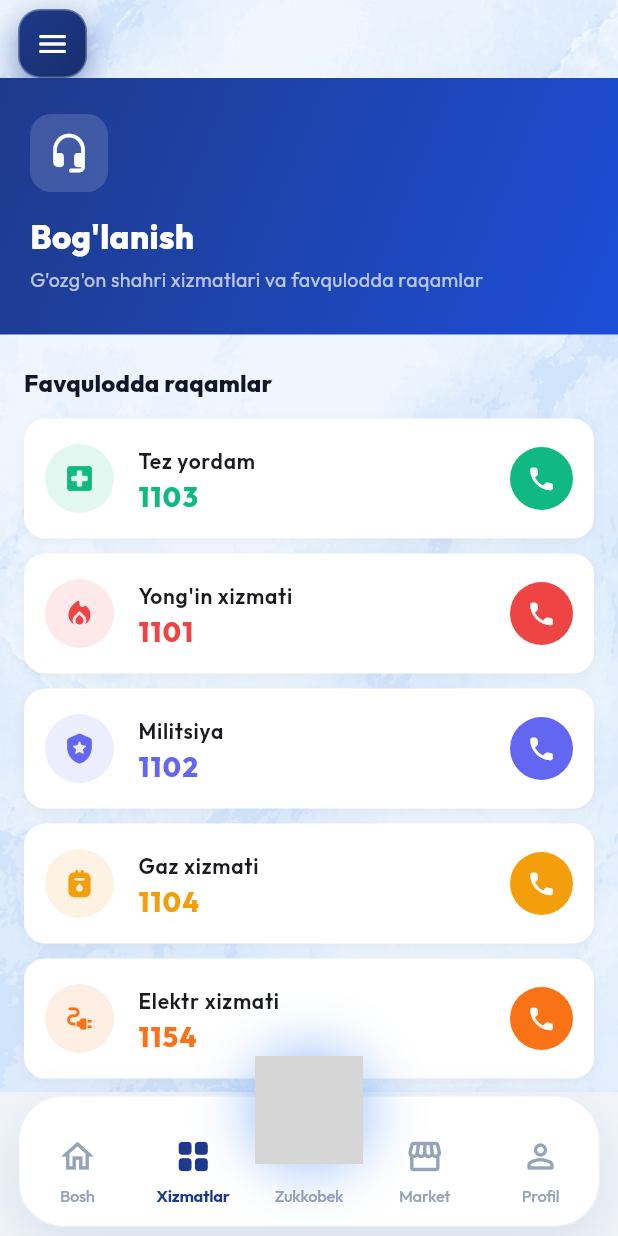
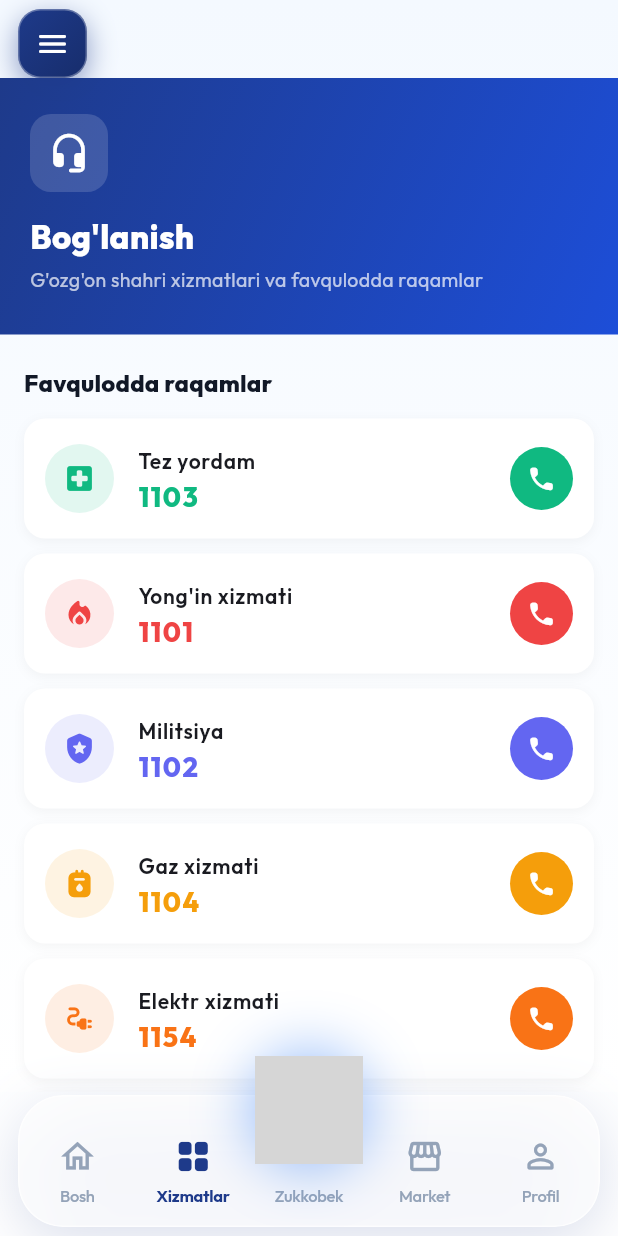
Before and after one commit to shaxram2401/GozgonLife, a Flutter app: the ContactScreen screen opened by its route, on a phone screen of 412 x 824 dp. Run offline on Flutter 3.47's test engine with Material 3 defaults, Android fonts, the phone set to English and light mode, and no system bars; our stand-ins replace carousel_slider, dio, flutter_riverpod, go_router, google_fonts, shared_preferences and 2 more; missing offline and left inert: dart:html, dart:ui_web; accounts and stored records are empty; grey boxes are pictures that could not be loaded.

Commit message:
feat: premium design system — bluish gradient bg, glass nav, dark mode polish
- Background: marble image → light bluish gradient (#F4F9FF→#FFFFFF) / deep navy dark (#0F172A→#0B1120)
- Global colors via AppTheme: text #111827/#64748B light, #F8FAFC/#94A3B8 dark; dark card border rgba(255,255,255,0.05)
- Bottom nav: glassmorphism (BackdropFilter blur 22, rgba(15,23,42,0.85) dark), glow instead of shadow
- Zukkobek center button: brighter blue glow in dark mode
- PremiumBanner: 14% darken overlay + stronger shadow in dark mode (images untouched)
- Smooth theme transition (themeAnimationDuration 400ms)

Co-Authored-By: Claude Opus 4.8 <noreply@anthropic.com>

```diff
--- a/lib/core/navigation/scaffold_with_nav.dart
+++ b/lib/core/navigation/scaffold_with_nav.dart
@@ -1,3 +1,5 @@
+import 'dart:ui' show ImageFilter;
+
 import 'package:flutter/material.dart';
 import 'package:flutter_riverpod/flutter_riverpod.dart';
 import 'package:go_router/go_router.dart';
@@ -99,13 +101,13 @@ class ScaffoldWithNavState extends State<ScaffoldWithNav>
     return Scaffold(
       body: Stack(
         children: [
+          // Yengil ko'kimtir premium gradient fon (marble o'rniga).
           Positioned.fill(
-            child: Image.asset(
-              Theme.of(context).brightness == Brightness.dark
-                  ? 'assets/images/dark_bg.png'
-                  : 'assets/images/marble_bg.png',
-              fit: BoxFit.cover,
-              cacheWidth: 800,
+            child: DecoratedBox(
+              decoration: BoxDecoration(
+                gradient: AppTheme.bgGradient(
+                    Theme.of(context).brightness == Brightness.dark),
+              ),
             ),
           ),
           widget.child,
@@ -165,25 +167,36 @@ class ScaffoldWithNavState extends State<ScaffoldWithNav>
               height: 88,
               child: Container(
                 decoration: BoxDecoration(
-                  color: dark ? const Color(0xFF0E1B33) : Colors.white,
                   borderRadius: BorderRadius.circular(30),
-                  border: Border.all(
-                    color: dark
-                        ? Colors.white.withValues(alpha: 0.06)
-                        : const Color(0xFFEDF1F7),
-                  ),
                   boxShadow: [
+                    // Glow (shadow o'rniga) — premium suzuvchi effekt.
                     BoxShadow(
-                      color: dark
-                          ? Colors.black.withValues(alpha: 0.50)
-                          : AppTheme.primary.withValues(alpha: 0.12),
-                      blurRadius: 30,
-                      offset: const Offset(0, 12),
+                      color: (dark ? AppTheme.secondary : AppTheme.primary)
+                          .withValues(alpha: dark ? 0.30 : 0.16),
+                      blurRadius: 32,
+                      spreadRadius: dark ? 1 : 0,
+                      offset: const Offset(0, 10),
                     ),
                   ],
                 ),
-                child: Row(
-                  children: [
+                child: ClipRRect(
+                  borderRadius: BorderRadius.circular(30),
+                  child: BackdropFilter(
+                    filter: ImageFilter.blur(sigmaX: 22, sigmaY: 22),
+                    child: Container(
+                      decoration: BoxDecoration(
+                        color: dark
+                            ? const Color(0xD90F172A)
+                            : Colors.white.withValues(alpha: 0.72),
+                        borderRadius: BorderRadius.circular(30),
+                        border: Border.all(
+                          color: dark
+                              ? Colors.white.withValues(alpha: 0.08)
+                              : Colors.white.withValues(alpha: 0.70),
+                        ),
+                      ),
+                      child: Row(
+                        children: [
                     _NavBarItem(
                         icon: _tabs[0].icon,
                         activeIcon: _tabs[0].activeIcon,
@@ -218,7 +231,10 @@ class ScaffoldWithNavState extends State<ScaffoldWithNav>
                         active: sel == 4,
                         dark: dark,
                         onTap: () => _onTab(_tabs[4].path)),
-                  ],
+                        ],
+                      ),
+                    ),
+                  ),
                 ),
               ),
             ),
@@ -386,8 +402,15 @@ class _AiCenterButtonState extends State<_AiCenterButton>
         child: AnimatedBuilder(
           animation: _pulse,
           builder: (context, _) {
+            final dark = Theme.of(context).brightness == Brightness.dark;
             final p = _pulse.value; // 0..1
-            final glow = (widget.active ? 0.55 : 0.38) + p * 0.18;
+            // Dark mode'da yanada yorqin ko'k glow.
+            final base = dark
+                ? (widget.active ? 0.70 : 0.52)
+                : (widget.active ? 0.55 : 0.38);
+            final glow = base + p * (dark ? 0.24 : 0.18);
+            final glowColor =
+                dark ? const Color(0xFF60A5FA) : const Color(0xFF3B82F6);
             return AnimatedContainer(
               duration: const Duration(milliseconds: 260),
               curve: Curves.easeOut,
@@ -397,9 +420,9 @@ class _AiCenterButtonState extends State<_AiCenterButton>
                 shape: BoxShape.circle,
                 boxShadow: [
                   BoxShadow(
-                    color: const Color(0xFF3B82F6).withValues(alpha: glow),
-                    blurRadius: 22 + p * 12,
-                    spreadRadius: 1 + p * 2,
+                    color: glowColor.withValues(alpha: glow),
+                    blurRadius: (dark ? 26 : 22) + p * (dark ? 16 : 12),
+                    spreadRadius: (dark ? 2 : 1) + p * 2,
                   ),
                 ],
               ),
--- a/lib/core/theme/app_theme.dart
+++ b/lib/core/theme/app_theme.dart
@@ -6,20 +6,34 @@ class AppTheme {
   static const primary = Color(0xFF1E3A8A);
   static const secondary = Color(0xFF3B82F6);
   static const accent = Color(0xFFF59E0B);
-  static const background = Color(0xFFF1F5F9);
+  // Light — yengil ko'kimtir premium fon.
+  static const background = Color(0xFFF4F9FF);
   static const surface = Colors.white;
-  static const textPrimary = Color(0xFF0F172A);
+  static const textPrimary = Color(0xFF111827);
   static const textSecondary = Color(0xFF64748B);
-  static const divider = Color(0xFFE2E8F0);
+  static const divider = Color(0xFFE6EDF7);
 
+  // Dark — premium qorong'i tema.
   static const darkBackground = Color(0xFF0F172A);
   static const darkSurface = Color(0xFF1E293B);
-  static const darkTextPrimary = Color(0xFFF1F5F9);
+  static const darkTextPrimary = Color(0xFFF8FAFC);
   static const darkTextSecondary = Color(0xFF94A3B8);
   static const darkDivider = Color(0xFF334155);
 
+  /// Dark kartalar uchun yupqa border — rgba(255,255,255,0.05).
+  static const darkCardBorder = Color(0x0DFFFFFF);
+
   // ── Theme-aware helpers (resolve by current brightness) ──
   static bool _dark(BuildContext c) => Theme.of(c).brightness == Brightness.dark;
+
+  /// Sahifa foni — yengil ko'kimtir gradient (light) / chuqur navy (dark).
+  static LinearGradient bgGradient(bool dark) => LinearGradient(
+        begin: Alignment.topCenter,
+        end: Alignment.bottomCenter,
+        colors: dark
+            ? const [Color(0xFF0F172A), Color(0xFF0B1120)]
+            : const [Color(0xFFF4F9FF), Color(0xFFFFFFFF)],
+      );
 
   /// Card / panel background.
   static Color card(BuildContext c) => _dark(c) ? darkSurface : Colors.white;
@@ -30,8 +44,8 @@ class AppTheme {
   /// Secondary (muted) text color.
   static Color ts(BuildContext c) => _dark(c) ? darkTextSecondary : textSecondary;
 
-  /// Divider / border color.
-  static Color dv(BuildContext c) => _dark(c) ? darkDivider : divider;
+  /// Divider / border color — dark'da yupqa oq border.
+  static Color dv(BuildContext c) => _dark(c) ? darkCardBorder : divider;
 
   /// Colored panel that adapts: light tint in light mode, dark tint in dark mode.
   static Color panel(BuildContext c, Color hue) => _dark(c)
@@ -66,7 +80,7 @@ class AppTheme {
           centerTitle: true,
           iconTheme: IconThemeData(color: Colors.white),
           surfaceTintColor: Colors.transparent,
-          systemOverlayStyle: const SystemUiOverlayStyle(
+          systemOverlayStyle: SystemUiOverlayStyle(
             statusBarColor: Colors.transparent,
             statusBarIconBrightness: Brightness.light,
           ),
@@ -136,7 +150,7 @@ class AppTheme {
         ),
         dividerTheme: const DividerThemeData(color: divider, space: 1),
         chipTheme: ChipThemeData(
-          backgroundColor: background,
+          backgroundColor: Colors.white,
           selectedColor: primary.withValues(alpha: 0.1),
           labelStyle: GoogleFonts.outfit(fontSize: 13),
           shape: RoundedRectangleBorder(borderRadius: BorderRadius.circular(20)),
--- a/lib/core/widgets/app_background.dart
+++ b/lib/core/widgets/app_background.dart
@@ -1,10 +1,12 @@
 import 'package:flutter/material.dart';
+
+import '../theme/app_theme.dart';
 
 /// Nav shell tashqarisidagi (top-level) ekranlar uchun to'liq ekran fon.
 ///
 /// Detal sahifalar shaffof [Scaffold] ishlatadi; ular nav shell ustiga
 /// push qilinganda, shell (va uning pastki menyusi) ostidan ko'rinib
-/// qolmasligi uchun butun ekranni qoplaydigan marmar/qorong'i fon chiziladi.
+/// qolmasligi uchun butun ekranni qoplaydigan gradient fon chiziladi.
 class AppBackground extends StatelessWidget {
   final Widget child;
   const AppBackground({super.key, required this.child});
@@ -15,10 +17,8 @@ class AppBackground extends StatelessWidget {
     return Stack(
       children: [
         Positioned.fill(
-          child: Image.asset(
-            dark ? 'assets/images/dark_bg.png' : 'assets/images/marble_bg.png',
-            fit: BoxFit.cover,
-            cacheWidth: 800,
+          child: DecoratedBox(
+            decoration: BoxDecoration(gradient: AppTheme.bgGradient(dark)),
           ),
         ),
         child,
--- a/lib/core/widgets/premium_page.dart
+++ b/lib/core/widgets/premium_page.dart
@@ -119,6 +119,7 @@ class PremiumBanner extends StatelessWidget {
 
   @override
   Widget build(BuildContext context) {
+    final dark = Theme.of(context).brightness == Brightness.dark;
     return Padding(
       padding: const EdgeInsets.symmetric(horizontal: 16),
       child: Container(
@@ -128,7 +129,9 @@ class PremiumBanner extends StatelessWidget {
           borderRadius: BorderRadius.circular(30),
           boxShadow: [
             BoxShadow(
-              color: Colors.black.withValues(alpha: 0.22),
+              color: dark
+                  ? Colors.black.withValues(alpha: 0.45)
+                  : Colors.black.withValues(alpha: 0.20),
               blurRadius: 30,
               offset: const Offset(0, 16),
             ),
@@ -136,7 +139,15 @@ class PremiumBanner extends StatelessWidget {
         ),
         child: ClipRRect(
           borderRadius: BorderRadius.circular(30),
-          child: Image.asset(image, fit: BoxFit.cover),
+          child: Stack(
+            fit: StackFit.expand,
+            children: [
+              Image.asset(image, fit: BoxFit.cover),
+              // Dark mode — kontrast/o'qilishi uchun yengil qoraytirish.
+              if (dark)
+                Container(color: Colors.black.withValues(alpha: 0.14)),
+            ],
+          ),
         ),
       ),
     );
--- a/lib/main.dart
+++ b/lib/main.dart
@@ -44,6 +44,9 @@ class GozgonApp extends ConsumerWidget {
       theme: AppTheme.light,
       darkTheme: AppTheme.dark,
       themeMode: isDark ? ThemeMode.dark : ThemeMode.light,
+      // Tema almashganda silliq o'tish (sakrashsiz).
+      themeAnimationDuration: const Duration(milliseconds: 400),
+      themeAnimationCurve: Curves.easeInOut,
       locale: locale,
       supportedLocales: const [Locale('uz'), Locale('ru')],
       localizationsDelegates: const [
@@ -57,10 +60,11 @@ class GozgonApp extends ConsumerWidget {
       // Transparent scaffoldlar orqasiga tayanch fon chizadi — aks holda
       // nav shell'dan tashqaridagi ekranlar (onboarding, auth, otp, success)
       // telefonda qop-qora ko'rinardi.
-      builder: (context, child) => Container(
-        color: Theme.of(context).brightness == Brightness.dark
-            ? AppTheme.darkBackground
-            : AppTheme.background,
+      builder: (context, child) => DecoratedBox(
+        decoration: BoxDecoration(
+          gradient: AppTheme.bgGradient(
+              Theme.of(context).brightness == Brightness.dark),
+        ),
         child: child,
       ),
     );
```
Also changed, not shown: .claude/settings.local.json.
